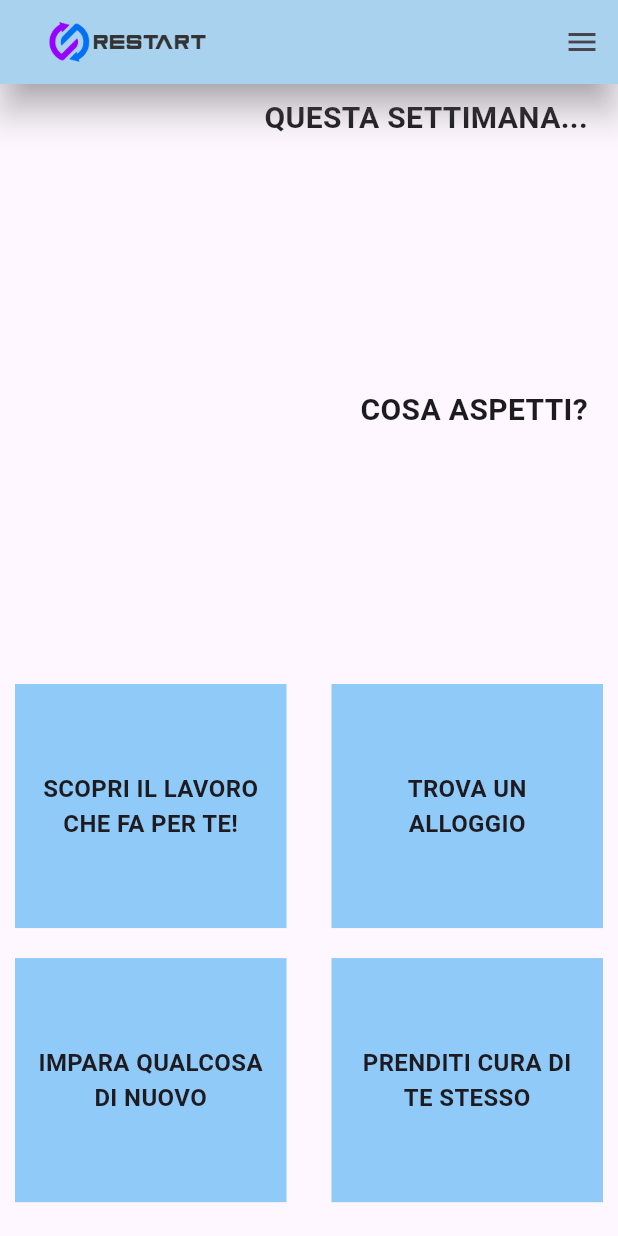
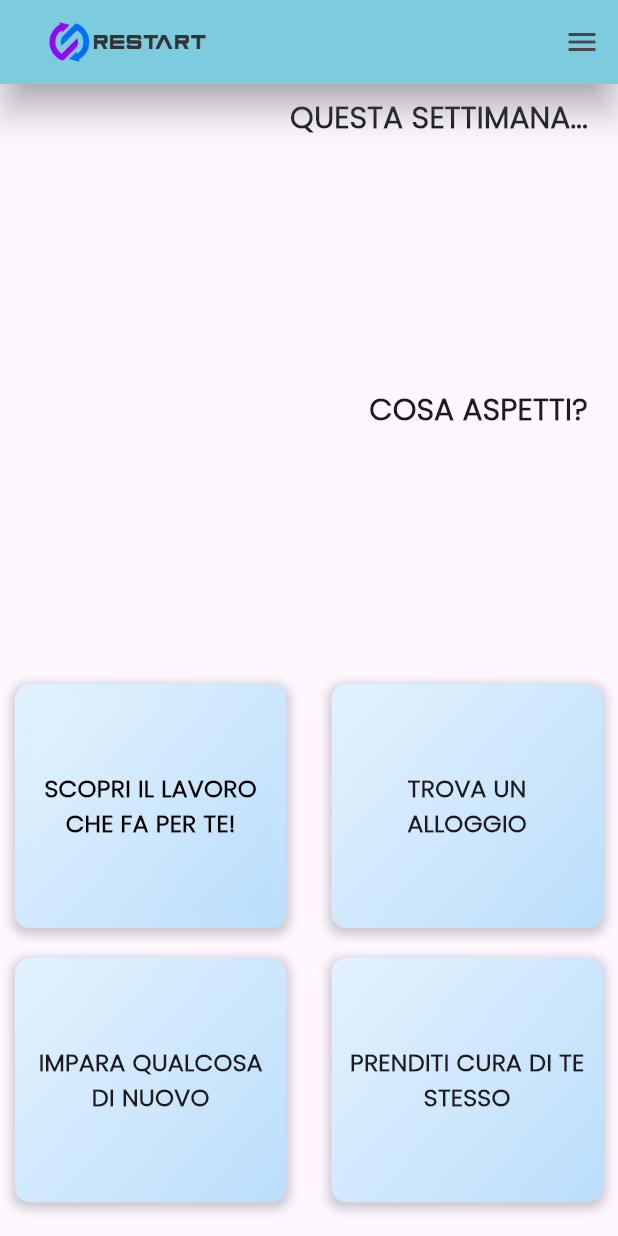
Before and after one commit to rebeccadimatteo/ReStart, a Flutter app: the HomeUtente screen opened directly, on a phone screen of 412 x 824 dp. Run offline on Flutter 3.47's test engine with Material 3 defaults, Android fonts, the phone set to English and light mode, and no system bars; our stand-ins replace image_picker, shelf; missing offline and left inert: dart_jsonwebtoken, flutter_session_manager, postgres, shelf_multipart, shelf_router; network calls fail.

Commit message:
"update generic_app_bar.dart home_utente.dart"

```diff
--- a/ReStart/lib/presentation/components/generic_app_bar.dart
+++ b/ReStart/lib/presentation/components/generic_app_bar.dart
@@ -13,7 +13,7 @@ class GenericAppBar extends StatelessWidget implements PreferredSizeWidget {
   @override
   Widget build(BuildContext context) {
     return AppBar(
-      backgroundColor: Colors.lightBlue[100],
+      backgroundColor: const Color(0xFF80DEEA),
       automaticallyImplyLeading: showBackButton,
       title: GestureDetector(
         onTap: () {
@@ -36,48 +36,45 @@ class GenericAppBar extends StatelessWidget implements PreferredSizeWidget {
   /// Costruisce un [Drawer] che contiene varie opzioni di navigazione.
   static Widget buildDrawer(BuildContext context) {
      return Drawer(
-      child: Column(
-        children: <Widget>[
-          Expanded(
-            child: ListView(
-              padding: EdgeInsets.zero,
-              children: <Widget>[
-                const SizedBox(
-                  height: 150, // Imposta l'altezza desiderata
-                  child: DrawerHeader(
-                    curve: Curves.easeOutCirc,
-                    decoration: BoxDecoration(
+      child: Container(
+        decoration: const BoxDecoration(
           gradient: LinearGradient(
-                        begin: Alignment.topRight,
-                        end: Alignment.bottomLeft,
+            begin: Alignment.bottomRight,
+            end: Alignment.topLeft,
             colors: [
               Color(0xFFCE93D8),
               Color(0xFF80DEEA),
             ],
           ),
         ),
-                    child: Align(
-                      alignment: Alignment.bottomCenter,
+        child: Column(
+          children: <Widget>[
+            const SizedBox(height: 40),
+            const Padding(
+              padding: EdgeInsets.all(16.0),
               child: Text(
-                        'Scegli il servizio che fa per te',
+                'SCEGLI IL SERVIZIO CHE FA PER TE',
                 style: TextStyle(
                   shadows: <Shadow>[
                     Shadow(
                       offset: Offset(1, 1),
                       blurRadius: 2.0,
-                              color: Color(0xFFFAFAFA), //fromARGB(255, 128, 0, 128),
+                      color: Color(0xFFFAFAFA),
                     ),
                   ],
                   fontFamily: 'Poppins',
                   color: Colors.black,
-                          fontSize: 18,
+                  fontSize: 16,
                   fontWeight: FontWeight.bold,
                 ),
                 textAlign: TextAlign.center,
               ),
             ),
-                  ),
-                ),
+            const SizedBox(height: 50),
+            Expanded(
+              child: ListView(
+                padding: EdgeInsets.zero,
+                children: <Widget>[
                 ListTile(
                   title: const Text(
                     'Community Events',
@@ -220,6 +217,7 @@ class GenericAppBar extends StatelessWidget implements PreferredSizeWidget {
           ),
         ],
       ),
+      ),
     );
   }
 
--- a/ReStart/lib/presentation/screens/home/home_utente.dart
+++ b/ReStart/lib/presentation/screens/home/home_utente.dart
@@ -1,12 +1,9 @@
 import 'dart:convert';
-
+import 'dart:ui';
 import 'package:flutter/material.dart';
-import 'package:flutter_session_manager/flutter_session_manager.dart';
 import 'package:restart_all_in_one/model/entity/annuncio_di_lavoro_DTO.dart';
 import '../../../model/entity/evento_DTO.dart';
 import '../../../utils/auth_service.dart';
-import '../../../utils/jwt_constants.dart';
-import '../../../utils/jwt_utils.dart';
 import '../../components/generic_app_bar.dart';
 import '../routes/routes.dart';
 import "package:http/http.dart" as http;
@@ -95,8 +92,9 @@ class _HomeUtenteState extends State<HomeUtente> {
                 'QUESTA SETTIMANA...',
                 textAlign: TextAlign.right,
                 style: TextStyle(
+                  fontFamily: 'Poppins',
+                  fontWeight: FontWeight.bold,
                   fontSize: 20,
-                  fontWeight: FontWeight.bold,
                 ),
               ),
             ),
@@ -132,8 +130,9 @@ class _HomeUtenteState extends State<HomeUtente> {
                 'COSA ASPETTI?',
                 textAlign: TextAlign.right,
                 style: TextStyle(
+                  fontFamily: 'Poppins',
+                  fontWeight: FontWeight.bold,
                   fontSize: 20,
-                  fontWeight: FontWeight.bold,
                 ),
               ),
             ),
@@ -179,19 +178,53 @@ class _HomeUtenteState extends State<HomeUtente> {
                 child: Container(
                   padding: const EdgeInsets.all(10),
                   margin: const EdgeInsets.all(10),
-                  color: Colors.blue[200],
+                  decoration: BoxDecoration(
+                    borderRadius: BorderRadius.circular(10),
+                    gradient: LinearGradient(
+                      colors: [Colors.blue[50]!, Colors.blue[100]!],
+                      begin: Alignment.topLeft,
+                      end: Alignment.bottomRight,
+                    ),
+                    boxShadow: [
+                      BoxShadow(
+                        color: Colors.black.withOpacity(0.2),
+                        spreadRadius: 2,
+                        blurRadius: 5,
+                        offset: Offset(0, 2),
+                      ),
+                    ],
+                  ),
+                  child: ClipRRect(
+                    borderRadius: BorderRadius.circular(10),
+                  child: BackdropFilter(
+                      filter: ImageFilter.blur(sigmaX: 5, sigmaY: 5),
+                  child: Container(
+                      decoration: BoxDecoration(
+                      gradient: LinearGradient(
+                      colors: [Colors.blue[50]!, Colors.blue[100]!],
+                      begin: Alignment.topLeft,
+                      end: Alignment.bottomRight,
+                  ),
+                  ),
                   child: const Center(
+                  child: Center(
                     child: Text(
                       'SCOPRI IL LAVORO CHE FA PER TE!',
                       textAlign: TextAlign.center,
                       style: TextStyle(
+                        fontFamily: 'Poppins',
+                        fontWeight: FontWeight.bold,
                         fontSize: 16,
-                        fontWeight: FontWeight.bold,
+                        color: Colors.black,
+                      ),
                       ),
                     ),
+                    ),
+                  ),
                   ),
                 ),
               ),
+    ),
               GestureDetector(
                 onTap: () {
                   Navigator.pushNamed(
@@ -202,14 +235,30 @@ class _HomeUtenteState extends State<HomeUtente> {
                 child: Container(
                   padding: const EdgeInsets.all(10),
                   margin: const EdgeInsets.all(10),
-                  color: Colors.blue[200],
+                  decoration: BoxDecoration(
+                    borderRadius: BorderRadius.circular(10),
+                    gradient: LinearGradient(
+                      colors: [Colors.blue[50]!, Colors.blue[100]!],
+                      begin: Alignment.topLeft,
+                      end: Alignment.bottomRight,
+                    ),
+                    boxShadow: [
+                      BoxShadow(
+                        color: Colors.black.withOpacity(0.2),
+                        spreadRadius: 2,
+                        blurRadius: 5,
+                        offset: Offset(0, 2),
+                      ),
+                    ],
+                  ),
                   child: const Center(
                     child: Text(
                       'TROVA UN ALLOGGIO',
                       textAlign: TextAlign.center,
                       style: TextStyle(
+                        fontFamily: 'Poppins',
+                        fontWeight: FontWeight.bold,
                         fontSize: 16,
-                        fontWeight: FontWeight.bold,
                       ),
                     ),
                   ),
@@ -225,14 +274,30 @@ class _HomeUtenteState extends State<HomeUtente> {
                 child: Container(
                   padding: const EdgeInsets.all(10),
                   margin: const EdgeInsets.all(10),
-                  color: Colors.blue[200],
+                  decoration: BoxDecoration(
+                    borderRadius: BorderRadius.circular(10),
+                    gradient: LinearGradient(
+                      colors: [Colors.blue[50]!, Colors.blue[100]!],
+                      begin: Alignment.topLeft,
+                      end: Alignment.bottomRight,
+                    ),
+                    boxShadow: [
+                      BoxShadow(
+                        color: Colors.black.withOpacity(0.2),
+                        spreadRadius: 2,
+                        blurRadius: 5,
+                        offset: Offset(0, 2),
+                      ),
+                    ],
+                  ),
                   child: const Center(
                     child: Text(
                       'IMPARA QUALCOSA DI NUOVO',
                       textAlign: TextAlign.center,
                       style: TextStyle(
+                        fontFamily: 'Poppins',
+                        fontWeight: FontWeight.bold,
                         fontSize: 16,
-                        fontWeight: FontWeight.bold,
                       ),
                     ),
                   ),
@@ -248,23 +313,40 @@ class _HomeUtenteState extends State<HomeUtente> {
                 child: Container(
                   padding: const EdgeInsets.all(10),
                   margin: const EdgeInsets.all(10),
-                  color: Colors.blue[200],
+                  decoration: BoxDecoration(
+                    borderRadius: BorderRadius.circular(10),
+                    gradient: LinearGradient(
+                      colors: [Colors.blue[50]!, Colors.blue[100]!],
+                      begin: Alignment.topLeft,
+                      end: Alignment.bottomRight,
+                    ),
+                    boxShadow: [
+                      BoxShadow(
+                        color: Colors.black.withOpacity(0.2),
+                        spreadRadius: 2,
+                        blurRadius: 5,
+                        offset: Offset(0, 2),
+                      ),
+                    ],
+                  ),
                   child: const Center(
                     child: Text(
                       'PRENDITI CURA DI TE STESSO',
                       textAlign: TextAlign.center,
                       style: TextStyle(
+                        fontFamily: 'Poppins',
+                        fontWeight: FontWeight.bold,
                         fontSize: 16,
-                        fontWeight: FontWeight.bold,
                       ),
                     ),
                   ),
                 ),
               ),
-            ]),
-          ),
-        ],
-      ),
-    );
+                ],
+                ),
+                ),
+              ],
+                )
+              );
   }
 }
```
Lines whose indentation alone changed are shown as unchanged.
